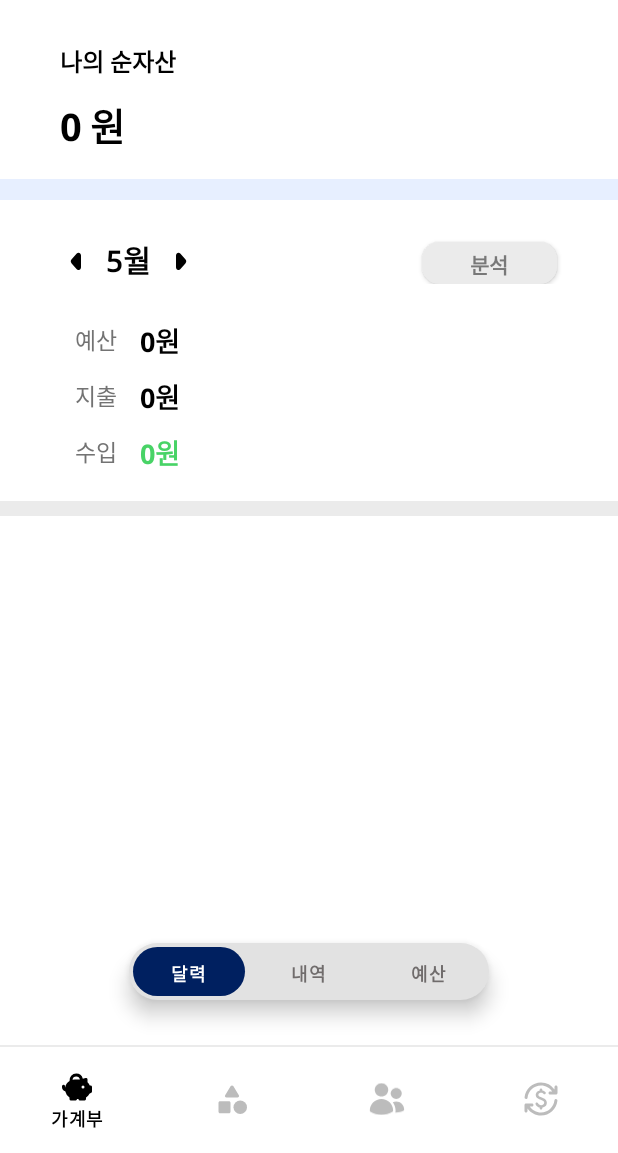
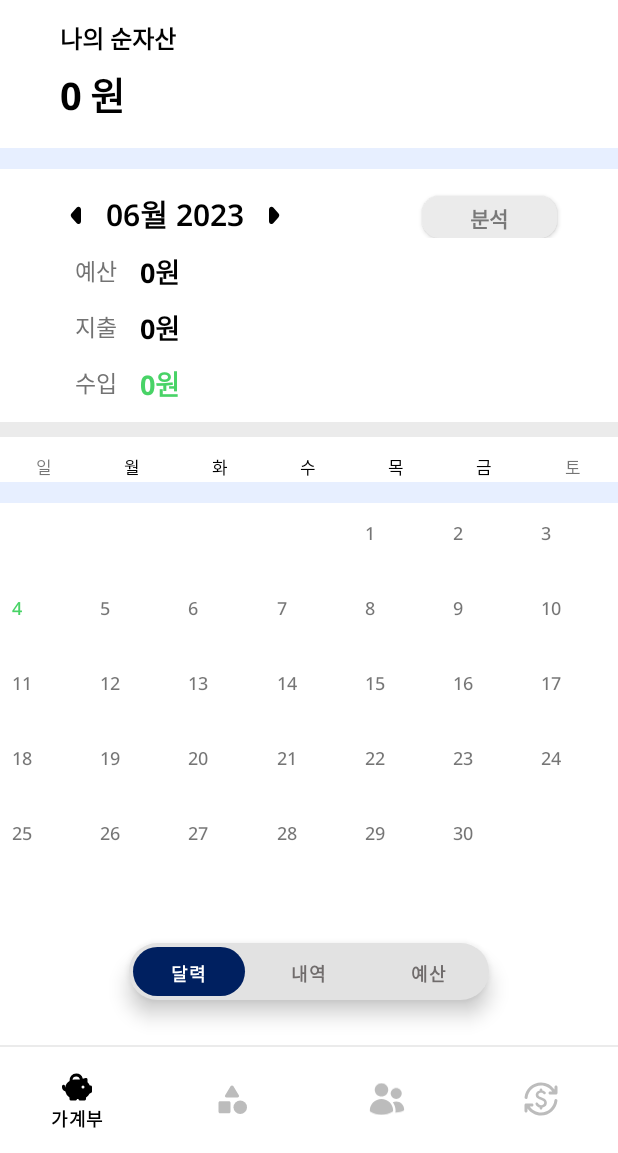
Before and after one commit to jiheunkim/Togyether, an Android app: the CalenderFragment screen opened directly, with no data from a screen before it, on a phone screen of 412 x 824 dp, the part 83-1236 px from its top. Run offline under Robolectric (Android 15) with nearby library versions, the phone set to English and light mode, and no system bars.

Commit message:
가계부(달력) 화면 dialog 추가 구현

```diff
--- a/app/build.gradle
+++ b/app/build.gradle
@@ -9,7 +9,7 @@ android {
 
     defaultConfig {
         applicationId "com.example.togyether"
-        minSdk 24
+        minSdk 26
         targetSdk 33
         versionCode 1
         versionName "1.0"
--- /dev/null
+++ b/app/src/main/java/com/example/togyether/CalendarAdapter.kt
@@ -0,0 +1,167 @@
+package com.example.togyether
+
+import android.graphics.Color
+import android.text.Editable
+import android.text.TextWatcher
+import android.view.LayoutInflater
+import android.view.View
+import android.view.ViewGroup
+import android.widget.Button
+import android.widget.EditText
+import android.widget.ImageView
+import android.widget.TextView
+import androidx.recyclerview.widget.LinearLayoutManager
+import androidx.recyclerview.widget.RecyclerView
+import com.example.togyether.Model.PriceModel
+import com.google.android.material.bottomsheet.BottomSheetDialog
+import java.text.NumberFormat
+import java.time.LocalDate
+import java.util.*
+import kotlin.collections.ArrayList
+
+class CalendarAdapter(private val dayList: ArrayList<LocalDate?>):
+    RecyclerView.Adapter<CalendarAdapter.ItemViewHolder>() {
+
+    // 가계부 내역을 저장할 리스트
+    private val priceList: MutableList<PriceModel> = mutableListOf()
+    // PriceAdapter 인스턴스
+    private val priceAdapter: PriceAdapter = PriceAdapter(priceList)
+    // RecyclerView 인스턴스
+    private lateinit var recyclerView: RecyclerView
+
+    class ItemViewHolder(itemView: View): RecyclerView.ViewHolder(itemView) {
+        val dayText: TextView = itemView.findViewById(R.id.dayText)
+    }
+
+    override fun onCreateViewHolder(parent: ViewGroup, viewType: Int): ItemViewHolder {
+        val view = LayoutInflater.from(parent.context)
+            .inflate(R.layout.calendar_cell, parent, false)
+
+        return ItemViewHolder(view)
+    }
+
+    override fun onBindViewHolder(holder: ItemViewHolder, position: Int) {
+        var day = dayList[holder.adapterPosition] // 날짜
+        var selectedDate: LocalDate = LocalDate.now() // 현재 날짜
+
+        if (day != null) {
+            holder.dayText.text = day.dayOfMonth.toString()
+
+            // 오늘 날짜 색상 지정
+            if (day.isEqual(selectedDate)) {
+                holder.dayText.setTextColor(Color.parseColor("#48D366"))
+            }
+        } else {
+            holder.dayText.text = ""
+        }
+
+        // 날짜 클릭 이벤트
+        holder.itemView.setOnClickListener {
+            var iYear = day?.year
+            var iMonth = day?.monthValue
+            var iDay = day?.dayOfMonth
+
+            var yearMonth = "$iYear 년   $iMonth 월   $iDay 일"
+            //Toast.makeText(holder.itemView.context, yearMonth, Toast.LENGTH_SHORT).show()
+
+            // BottomSheetDialog 생성
+            val bottomSheetDialog = BottomSheetDialog(holder.itemView.context)
+            val view = LayoutInflater.from(holder.itemView.context)
+                .inflate(R.layout.dialog_calendar, null)
+
+            // BottomSheetDialog의 콘텐츠 레이아웃에서 날짜 정보 표시
+            val dateTextView = view.findViewById<TextView>(R.id.dayDialog)
+            dateTextView.text = yearMonth
+
+            // btn_add 클릭 이벤트
+            val btnAdd = view.findViewById<ImageView>(R.id.btn_add)
+            btnAdd.setOnClickListener {
+                // 가계부 내역 추가 다이얼로그 생성
+                val contentAddDialog = BottomSheetDialog(holder.itemView.context)
+                val secondView = LayoutInflater.from(holder.itemView.context)
+                    .inflate(R.layout.dialog_content, null)
+
+                // 가계부 내역 추가 다이얼로그 내부 로직 구현
+                // ,,원 자동 추가
+                val priceEditText = secondView.findViewById<EditText>(R.id.price)
+
+                priceEditText.addTextChangedListener(object : TextWatcher {
+                    private val numberFormat = NumberFormat.getNumberInstance(Locale.getDefault())
+
+                    override fun beforeTextChanged(s: CharSequence?, start: Int, count: Int, after: Int) {}
+
+                    override fun onTextChanged(s: CharSequence?, start: Int, before: Int, count: Int) {}
+
+                    override fun afterTextChanged(s: Editable?) {
+                        val rawText = s.toString()
+                        val price = rawText.replace(Regex("[^0-9]"), "") // 숫자 이외의 모든 문자 제거
+
+                        if (price.isNotEmpty()) {
+                            val formattedPrice = numberFormat.format(price.toLong())
+                            priceEditText.removeTextChangedListener(this)
+                            priceEditText.setText("$formattedPrice 원")
+                            priceEditText.setSelection(priceEditText.text.length - 1)
+                            priceEditText.addTextChangedListener(this)
+                        }
+                    }
+                })
+
+                // 지출, 수입 버튼
+                val expensesBtn = secondView.findViewById<Button>(R.id.expenses_btn)
+                val incomeBtn = secondView.findViewById<Button>(R.id.income_btn)
+
+                // 디폴트로 선택된 버튼을 expensesBtn으로 설정
+                expensesBtn.setBackgroundResource(R.drawable.btn_circle_green)
+
+                expensesBtn.setOnClickListener {
+                    // expensesBtn 클릭 시
+                    expensesBtn.setBackgroundResource(R.drawable.btn_circle_green)
+                    incomeBtn.setBackgroundResource(R.drawable.btn_circle_gray)
+                }
+
+                incomeBtn.setOnClickListener {
+                    // incomeBtn 클릭 시
+                    incomeBtn.setBackgroundResource(R.drawable.btn_circle_green)
+                    expensesBtn.setBackgroundResource(R.drawable.btn_circle_gray)
+                }
+
+                // 가계부 내역 추가 다이얼로그 표시
+                contentAddDialog.setContentView(secondView)
+                contentAddDialog.show()
+
+                // btn_content 클릭 이벤트
+                val btnCotent = secondView.findViewById<Button>(R.id.btn_content)
+                btnCotent.setOnClickListener {
+                    // 가계부 RecyclerView에 데이터 추가
+                    val priceTitle = priceEditText.text.toString() // EditText에서 가져온 정보로 대체
+                    val priceCategory = "카테고리" // EditText에서 가져온 정보로 대체
+                    val priceValue = priceEditText.text.toString()
+
+                    val priceModel = PriceModel(priceTitle, priceCategory, priceValue)
+                    priceList.add(priceModel)
+                    priceAdapter.notifyItemInserted(priceList.size - 1)
+
+                    // 가계부 내역 추가 다이얼로그 닫기
+                    contentAddDialog.dismiss()
+
+                    // RecyclerView 설정
+                    recyclerView.layoutManager = LinearLayoutManager(holder.itemView.context)
+                    recyclerView.adapter = priceAdapter
+                }
+            }
+
+            // BottomSheetDialog 표시
+            bottomSheetDialog.setContentView(view)
+            bottomSheetDialog.show()
+
+            // RecyclerView 설정
+            recyclerView = view.findViewById(R.id.detailCalendar)
+            recyclerView.layoutManager = LinearLayoutManager(holder.itemView.context)
+            recyclerView.adapter = priceAdapter
+        }
+    }
+
+    override fun getItemCount(): Int {
+        return dayList.size
+    }
+}
--- a/app/src/main/java/com/example/togyether/CalenderFragment.kt
+++ b/app/src/main/java/com/example/togyether/CalenderFragment.kt
@@ -1,10 +1,17 @@
 package com.example.togyether
 
 import android.os.Bundle
-import androidx.fragment.app.Fragment
 import android.view.LayoutInflater
 import android.view.View
 import android.view.ViewGroup
+import androidx.fragment.app.Fragment
+import androidx.recyclerview.widget.GridLayoutManager
+import androidx.recyclerview.widget.RecyclerView
+import com.example.togyether.databinding.FragmentCalenderBinding
+import java.time.LocalDate
+import java.time.YearMonth
+import java.time.format.DateTimeFormatter
+
 
 // TODO: Rename parameter arguments, choose names that match
 // the fragment initialization parameters, e.g. ARG_ITEM_NUMBER
@@ -21,6 +28,9 @@ class CalenderFragment : Fragment() {
     private var param1: String? = null
     private var param2: String? = null
 
+    lateinit var selectedDate: LocalDate
+
+    lateinit var binding: FragmentCalenderBinding
     override fun onCreate(savedInstanceState: Bundle?) {
         super.onCreate(savedInstanceState)
         arguments?.let {
@@ -33,8 +43,70 @@ class CalenderFragment : Fragment() {
         inflater: LayoutInflater, container: ViewGroup?,
         savedInstanceState: Bundle?
     ): View? {
-        // Inflate the layout for this fragment
-        return inflater.inflate(R.layout.fragment_calender, container, false)
+        binding = FragmentCalenderBinding.inflate(inflater, container, false)
+        return binding.root
+    }
+
+    override fun onViewCreated(view: View, savedInstanceState: Bundle?) {
+        super.onViewCreated(view, savedInstanceState)
+
+        selectedDate = LocalDate.now() // 현재 날짜
+        setMonthView() // 월 이동
+
+        binding.lastMonth.setOnClickListener {
+            // 이전 달 버튼 이벤트
+            selectedDate = selectedDate.minusMonths(1)
+            setMonthView()
+        }
+
+        binding.nextMonth.setOnClickListener {
+            // 다음 달 버튼 이벤트
+            selectedDate = selectedDate.plusMonths(1)
+            setMonthView()
+        }
+    }
+
+    private fun setMonthView() {
+        binding.nowMonth.text = monthYearFromDate(selectedDate)
+
+        // 날짜 생성해서 리스트 담기
+        val dayList = dayInMonthArray(selectedDate)
+        val adapter = CalendarAdapter(dayList)
+        var manager: RecyclerView.LayoutManager = GridLayoutManager(requireContext(), 7)
+
+        binding.calendar.layoutManager = manager
+        binding.calendar.adapter = adapter
+    }
+
+    private fun monthYearFromDate(date: LocalDate): String {
+        var formatter = DateTimeFormatter.ofPattern("MM월 yyyy")
+
+        return date.format(formatter)
+    }
+
+    private fun dayInMonthArray(date: LocalDate): ArrayList<LocalDate?> {
+        // 날짜 생성
+        var dayList = ArrayList<LocalDate?>()
+        var yearMonth = YearMonth.from(date)
+
+        // 해당 월 마지막 날짜 가져오기(28, 30, 31일)
+        var lastDay = yearMonth.lengthOfMonth()
+
+        // 해당 월 첫 번째 날짜 가져오기(예: 5월 1일)
+        var firstDay = selectedDate.withDayOfMonth(1)
+
+        // 첫 번째 날 요일 가져오기(월:1, 일:7)
+        var dayOfWeek = firstDay.dayOfWeek.value
+
+        for(i in 1..41) {
+            if(i <= dayOfWeek || i > (lastDay + dayOfWeek)) {
+                dayList.add(null)
+            }else {
+                dayList.add(LocalDate.of(selectedDate.year, selectedDate.monthValue, i - dayOfWeek))
+            }
+        }
+
+        return dayList
     }
 
     companion object {
--- /dev/null
+++ b/app/src/main/java/com/example/togyether/Model/PriceModel.kt
@@ -0,0 +1,3 @@
+package com.example.togyether.Model
+
+class PriceModel(val title: String, val category: String, val price: String)
--- /dev/null
+++ b/app/src/main/res/drawable/add.xml
@@ -0,0 +1,4 @@
+<vector android:height="40dp" android:viewportHeight="24"
+    android:viewportWidth="24" android:width="40dp" xmlns:android="http://schemas.android.com/apk/res/android">
+    <path android:fillColor="@color/main" android:pathData="M12,2C6.477,2 2,6.477 2,12s4.477,10 10,10s10,-4.477 10,-10S17.523,2 12,2zM17,13h-4v4h-2v-4L7,13v-2h4L11,7h2v4h4v2z"/>
+</vector>
--- /dev/null
+++ b/app/src/main/res/drawable/btn_circle_green.xml
@@ -0,0 +1,9 @@
+<?xml version="1.0" encoding="utf-8"?>
+<layer-list xmlns:android="http://schemas.android.com/apk/res/android">
+    <item>
+        <shape android:shape="rectangle">
+            <solid android:color="#E1FCE2"/>
+            <corners android:radius="11dp"/>
+        </shape>
+    </item>
+</layer-list>
--- /dev/null
+++ b/app/src/main/res/drawable/delete.xml
@@ -0,0 +1,4 @@
+<vector android:height="40dp" android:viewportHeight="40"
+    android:viewportWidth="40" android:width="40dp" xmlns:android="http://schemas.android.com/apk/res/android">
+    <path android:fillColor="#000000" android:pathData="M21.499,19.994L32.755,8.727a1.064,1.064 0,0 0,-0.001 -1.502c-0.398,-0.396 -1.099,-0.398 -1.501,0.002L20,18.494L8.743,7.224c-0.4,-0.395 -1.101,-0.393 -1.499,0.002a1.05,1.05 0,0 0,-0.309 0.751c0,0.284 0.11,0.55 0.309,0.747L18.5,19.993L7.245,31.263a1.064,1.064 0,0 0,0.003 1.503c0.193,0.191 0.466,0.301 0.748,0.301h0.006c0.283,-0.001 0.556,-0.112 0.745,-0.305L20,21.495l11.257,11.27c0.199,0.198 0.465,0.308 0.747,0.308a1.058,1.058 0,0 0,1.061 -1.061c0,-0.283 -0.11,-0.55 -0.31,-0.747L21.499,19.994z"/>
+</vector>
--- /dev/null
+++ b/app/src/main/res/layout/calendar_cell.xml
@@ -0,0 +1,16 @@
+<?xml version="1.0" encoding="utf-8"?>
+<LinearLayout xmlns:android="http://schemas.android.com/apk/res/android"
+    android:layout_width="match_parent"
+    android:layout_height="50dp"
+    android:orientation="vertical"
+    android:padding="8dp">
+
+    <TextView
+        android:id="@+id/dayText"
+        android:layout_width="wrap_content"
+        android:layout_height="wrap_content"
+        android:layout_gravity="left"
+        android:text="1"
+        android:fontFamily="@font/notosans_medium"
+        android:textSize="12sp" />
+</LinearLayout>
--- a/app/src/main/res/layout/fragment_calender.xml
+++ b/app/src/main/res/layout/fragment_calender.xml
@@ -17,9 +17,8 @@
     <TextView
         android:layout_width="wrap_content"
         android:layout_height="wrap_content"
-        android:layout_marginTop="25dp"
+        android:layout_marginTop="10dp"
         android:layout_marginStart="40dp"
-        android:layout_marginBottom="5dp"
         android:text="나의 순자산"
         android:textColor="@color/black"
         android:textSize="16dp"
@@ -61,10 +60,9 @@
     <LinearLayout
         android:layout_width="match_parent"
         android:layout_height="wrap_content"
-        android:layout_marginTop="15dp"
+        android:layout_marginTop="5dp"
         android:layout_marginLeft="35dp"
         android:layout_marginRight="30dp"
-        android:layout_marginBottom="5dp"
         android:padding="5dp"
         android:orientation="horizontal">
 
@@ -80,16 +78,7 @@
             android:id="@+id/now_month"
             android:layout_width="wrap_content"
             android:layout_height="wrap_content"
-            android:text="5"
-            android:textAlignment="textStart"
-            android:textColor="@color/black"
-            android:textSize="20dp"
-            android:fontFamily="@font/notosans_semibold" />
-
-        <TextView
-            android:layout_width="wrap_content"
-            android:layout_height="wrap_content"
-            android:text="월"
+            android:text="5월 2023"
             android:textAlignment="textStart"
             android:textColor="@color/black"
             android:textSize="20dp"
@@ -125,7 +114,6 @@
     <LinearLayout
         android:layout_width="match_parent"
         android:layout_height="wrap_content"
-        android:layout_marginTop="10dp"
         android:layout_marginLeft="50dp"
         android:layout_marginRight="50dp"
         android:layout_marginBottom="5dp"
@@ -240,8 +228,89 @@
     <ImageView
         android:layout_width="match_parent"
         android:layout_height="10dp"
-        android:layout_marginTop="12dp"
+        android:layout_marginTop="5dp"
         android:src="@drawable/rec_gray" />
+
+    <!--요일-->
+    <LinearLayout
+        android:layout_width="match_parent"
+        android:layout_height="20dp"
+        android:layout_marginTop="10dp"
+        android:background="#FFFFFF"
+        android:orientation="horizontal">
+
+        <TextView
+            android:layout_width="0dp"
+            android:layout_height="match_parent"
+            android:layout_weight="1"
+            android:gravity="center"
+            android:text="일"
+            android:textSize="11sp" />
+
+        <TextView
+            android:layout_width="0dp"
+            android:layout_height="match_parent"
+            android:layout_weight="1"
+            android:gravity="center"
+            android:text="월"
+            android:textColor="@color/black"
+            android:textSize="11sp" />
+
+        <TextView
+            android:layout_width="0dp"
+            android:layout_height="match_parent"
+            android:layout_weight="1"
+            android:gravity="center"
+            android:text="화"
+            android:textColor="@color/black"
+            android:textSize="11sp" />
+
+        <TextView
+            android:layout_width="0dp"
+            android:layout_height="match_parent"
+            android:layout_weight="1"
+            android:gravity="center"
+            android:text="수"
+            android:textColor="@color/black"
+            android:textSize="11sp" />
+
+        <TextView
+            android:layout_width="0dp"
+            android:layout_height="match_parent"
+            android:layout_weight="1"
+            android:gravity="center"
+            android:text="목"
+            android:textColor="@color/black"
+            android:textSize="11sp" />
+
+        <TextView
+            android:layout_width="0dp"
+            android:layout_height="match_parent"
+            android:layout_weight="1"
+            android:gravity="center"
+            android:text="금"
+            android:textColor="@color/black"
+            android:textSize="11sp" />
+
+        <TextView
+            android:layout_width="0dp"
+            android:layout_height="match_parent"
+            android:layout_weight="1"
+            android:gravity="center"
+            android:text="토"
+            android:textSize="11sp" />
+    </LinearLayout>
+
+    <ImageView
+        android:layout_width="match_parent"
+        android:layout_height="14dp"
+        android:src="@drawable/rec_skyblue" />
+
+    <!--달력뷰-->
+    <androidx.recyclerview.widget.RecyclerView
+        android:id="@+id/calendar"
+        android:layout_width="match_parent"
+        android:layout_height="match_parent" />
 
 
 </LinearLayout>
```
Also changed, not shown: app/src/main/java/com/example/togyether/PriceAdapter.kt (added, +37 -0 lines), app/src/main/res/drawable/category_food.xml (added, +17 -0 lines), app/src/main/res/layout/calendar_add.xml (added, +52 -0 lines), app/src/main/res/layout/dialog_calendar.xml (added, +91 -0 lines), app/src/main/res/layout/dialog_content.xml (added, +89 -0 lines).
